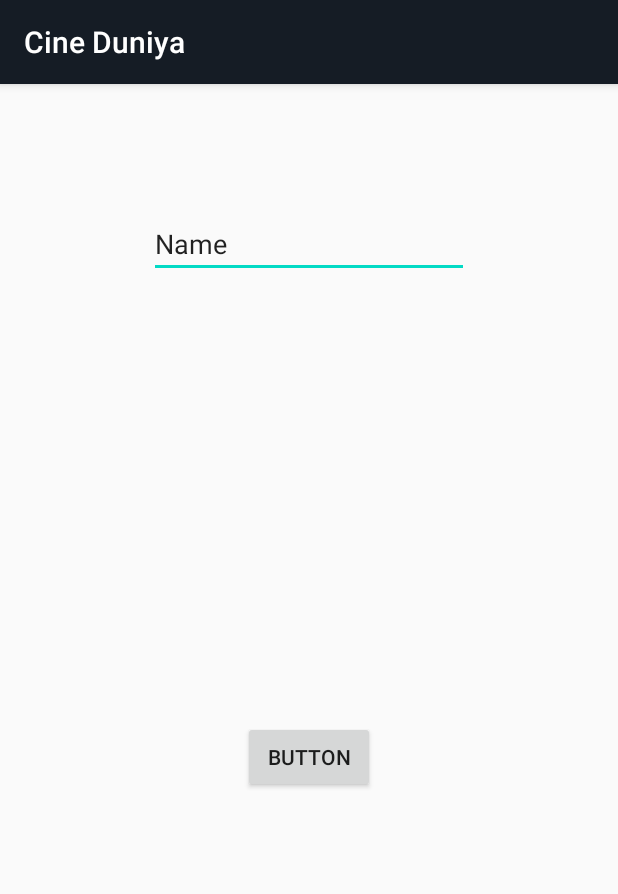
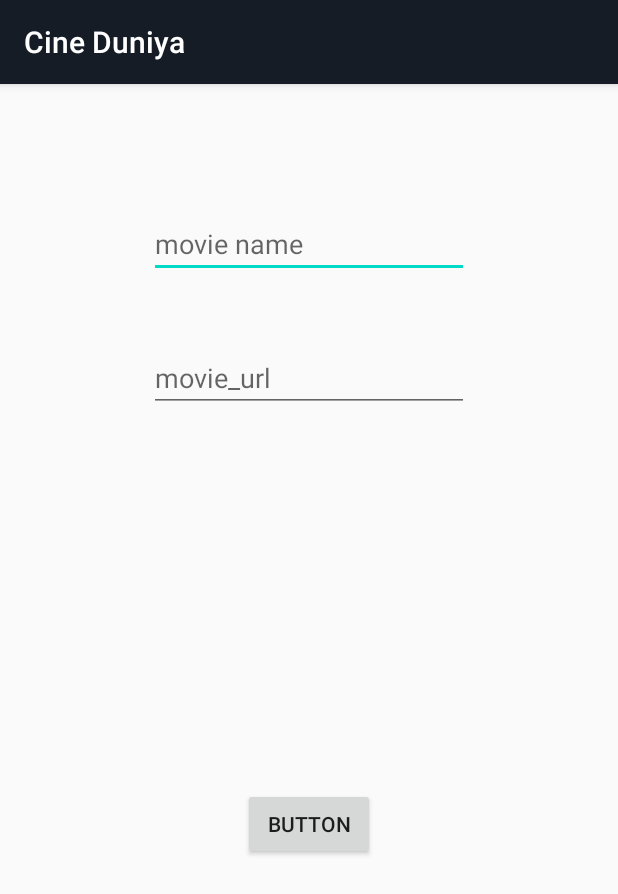
Before and after one commit to mohammadumair98/Streamic, an Android app: the upload_activity screen opened directly, with no data from a screen before it, on a phone screen of 412 x 824 dp. Shown: the top 894 px of the screen. Run offline under Robolectric (Android 15) with nearby library versions, the phone set to English and light mode, and no system bars; our stand-ins replace Firebase (no records; nobody signed in at launch, a user with empty details on screens opened directly).

Commit message:
Most features completed.

```diff
--- a/app/src/main/java/com/args/cineduniya/upload_activity.java
+++ b/app/src/main/java/com/args/cineduniya/upload_activity.java
@@ -13,8 +13,10 @@ import com.google.firebase.database.FirebaseDatabase;
 public class upload_activity extends AppCompatActivity {
 
     EditText url;
+    EditText vid_url;
     Button upload_btn;
     DatabaseReference databaseReference;
+    DatabaseReference databaseReference1;
     FirebaseDatabase database;
     Upload upload;
 
@@ -24,11 +26,13 @@ public class upload_activity extends AppCompatActivity {
         setContentView(R.layout.activity_upload_activity);
 
         url = findViewById(R.id.editText_url);
+        vid_url = findViewById(R.id.editText_vid_url);
         upload_btn = findViewById(R.id.button);
 
         upload = new Upload();
 
-        databaseReference = FirebaseDatabase.getInstance().getReference().child("classic");
+        databaseReference = FirebaseDatabase.getInstance().getReference().child("latest");
+        databaseReference1 = FirebaseDatabase.getInstance().getReference().child("all");
 
 
         upload_btn.setOnClickListener(new View.OnClickListener() {
@@ -36,10 +40,14 @@ public class upload_activity extends AppCompatActivity {
             public void onClick(View v) {
 
                 String url_image = url.toString();
+                String vidio_url = vid_url.toString();
 
                 upload.setmImageUrl(url_image);
+                upload.setmName(vidio_url);
 
                 databaseReference.push().setValue(upload);
+                databaseReference1.push().setValue(upload);
+
 
             }
         });
--- a/app/src/main/res/layout/activity_upload_activity.xml
+++ b/app/src/main/res/layout/activity_upload_activity.xml
@@ -13,7 +13,7 @@
         android:layout_marginTop="84dp"
         android:ems="10"
         android:inputType="textPersonName"
-        android:text="Name"
+        android:hint="movie name"
         app:layout_constraintEnd_toEndOf="parent"
         app:layout_constraintStart_toStartOf="parent"
         app:layout_constraintTop_toTopOf="parent" />
@@ -26,5 +26,17 @@
         app:layout_constraintBottom_toBottomOf="parent"
         app:layout_constraintEnd_toEndOf="parent"
         app:layout_constraintStart_toStartOf="parent"
+        app:layout_constraintTop_toBottomOf="@+id/editText_vid_url" />
+
+    <EditText
+        android:id="@+id/editText_vid_url"
+        android:layout_width="wrap_content"
+        android:layout_height="wrap_content"
+        android:layout_marginTop="44dp"
+        android:ems="10"
+        android:inputType="textPersonName"
+        android:hint="movie_url"
+        app:layout_constraintEnd_toEndOf="parent"
+        app:layout_constraintStart_toStartOf="parent"
         app:layout_constraintTop_toBottomOf="@+id/editText_url" />
 </androidx.constraintlayout.widget.ConstraintLayout>
```
Also changed, not shown: app/src/main/java/com/args/cineduniya/ImageAdapter.java (+16 -48 lines), app/src/main/java/com/args/cineduniya/home_activity.java (+27 -12 lines), app/src/main/java/com/args/cineduniya/video_player_activity.java (+12 -1 lines), app/src/main/res/layout/activity_video_player_activity.xml (+9 -1 lines).
